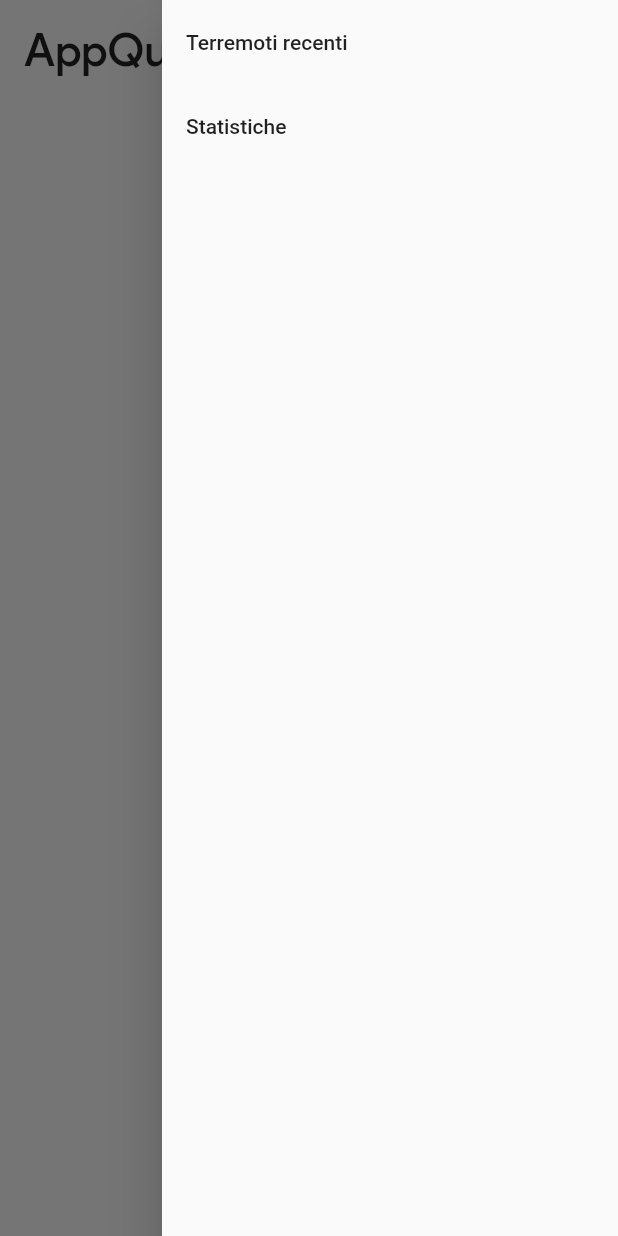
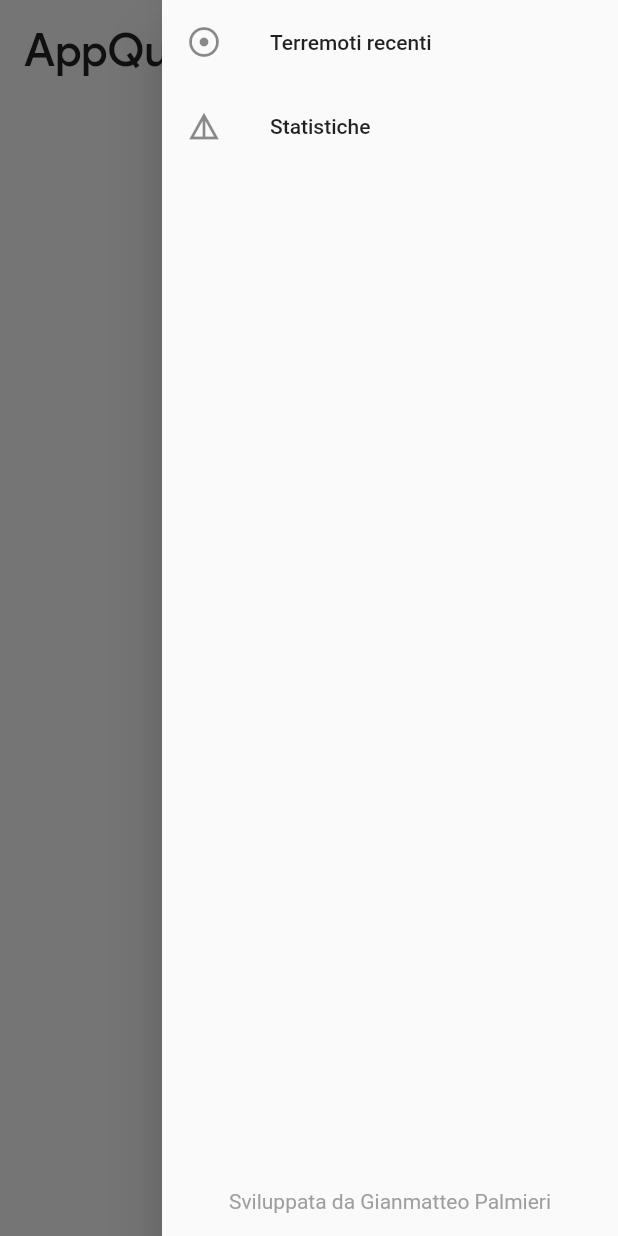
Before and after one commit to mrgian/appquake, a Flutter app: the screen it shows after launch, with the side drawer open, on a phone screen of 412 x 824 dp. Run offline on Flutter 3.47's test engine with Material 2 defaults, Android fonts, the phone set to English and light mode, and no system bars; drawn by our look-alikes of pull_to_refresh; our stand-ins replace webview_flutter; missing offline and left inert: flutter_statusbarcolor; network calls fail.

Commit message:
Aggiornato menu

```diff
--- a/lib/pages/home.dart
+++ b/lib/pages/home.dart
@@ -37,19 +37,35 @@ class Home extends StatelessWidget {
         ],
       ),
       endDrawer: Drawer(
-        child: ListView(
+        child: SafeArea(
+          child: Column(
             children: <Widget>[
               ListTile(
+                leading: Icon(Icons.adjust),
                 title: Text('Terremoti recenti'),
                 onTap: () => Navigator.pop(context),
               ),
               ListTile(
+                leading: Icon(Icons.details),
                 title: Text('Statistiche'),
                 onTap: () => {
                   Navigator.pop(context),
                 },
               ),
+              Expanded(
+                child: Align(
+                  alignment: Alignment.bottomCenter,
+                  child: Padding(
+                    padding: EdgeInsets.all(15.0),
+                    child: Text(
+                      'Sviluppata da Gianmatteo Palmieri',
+                      style: TextStyle(color: Colors.grey),
+                    ),
+                  ),
+                ),
+              ),
             ],
+          ),
         ),
       ),
       body: HomeBody(),
```
Lines whose indentation alone changed are shown as unchanged.
